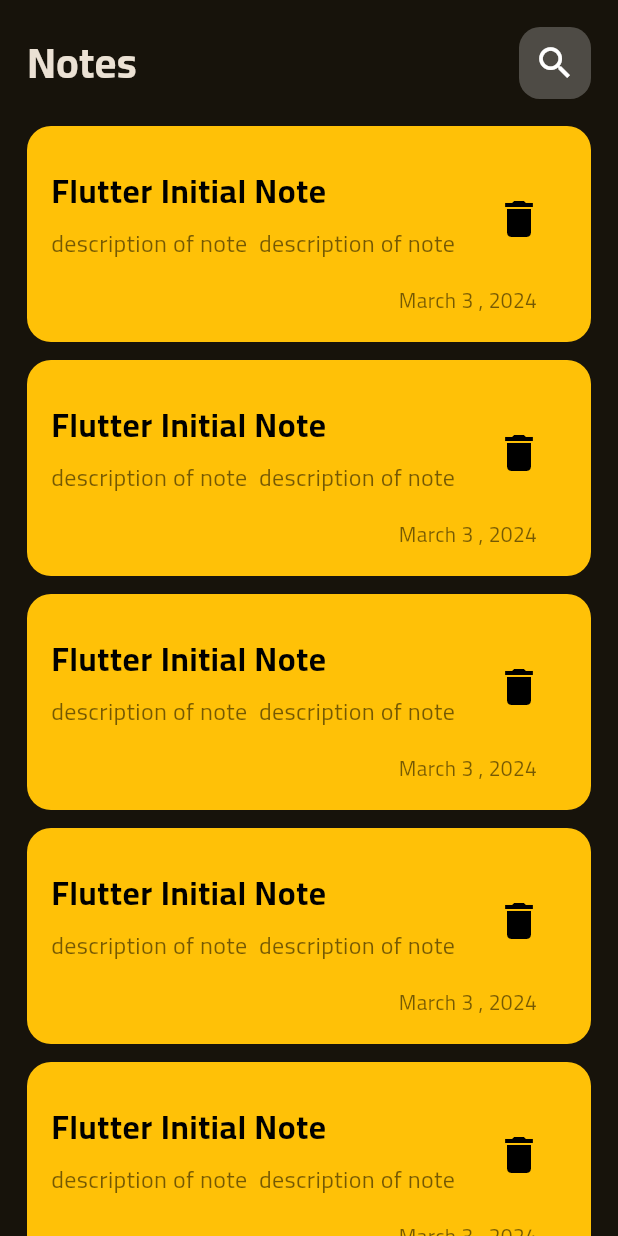
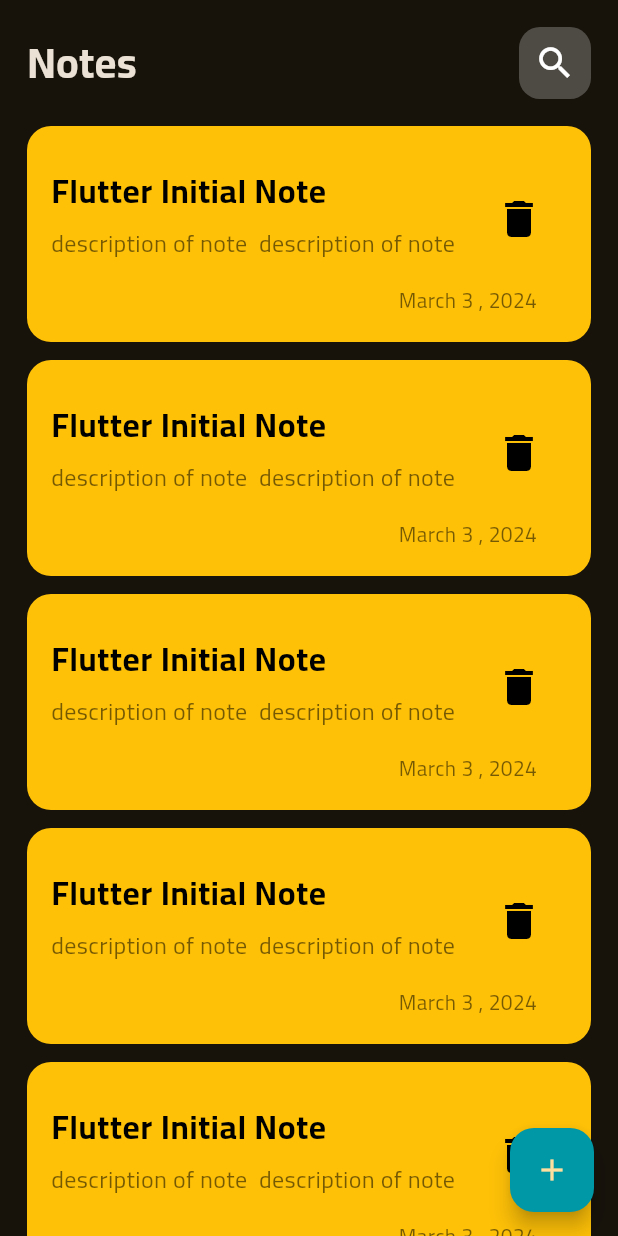
Before and after one commit to hashem2770/Notes, a Flutter app: the screen it shows after launch, on a phone screen of 412 x 824 dp. Run offline on Flutter 3.47's test engine with Material 3 defaults, Android fonts, the phone set to English and light mode, and no system bars.

Commit message:
create floating action button

```diff
--- a/lib/views/home_view/presentation/view/notes_view.dart
+++ b/lib/views/home_view/presentation/view/notes_view.dart
@@ -7,8 +7,13 @@ class NotesView extends StatelessWidget {
 
   @override
   Widget build(BuildContext context) {
-    return const Scaffold(
-      body: NotesViewBody(),
+    return Scaffold(
+      body: const NotesViewBody(),
+      floatingActionButton: FloatingActionButton(
+        backgroundColor: Colors.cyan[700],
+        onPressed: () {},
+        child: const Icon(Icons.add),
+      ),
     );
   }
 }
```
